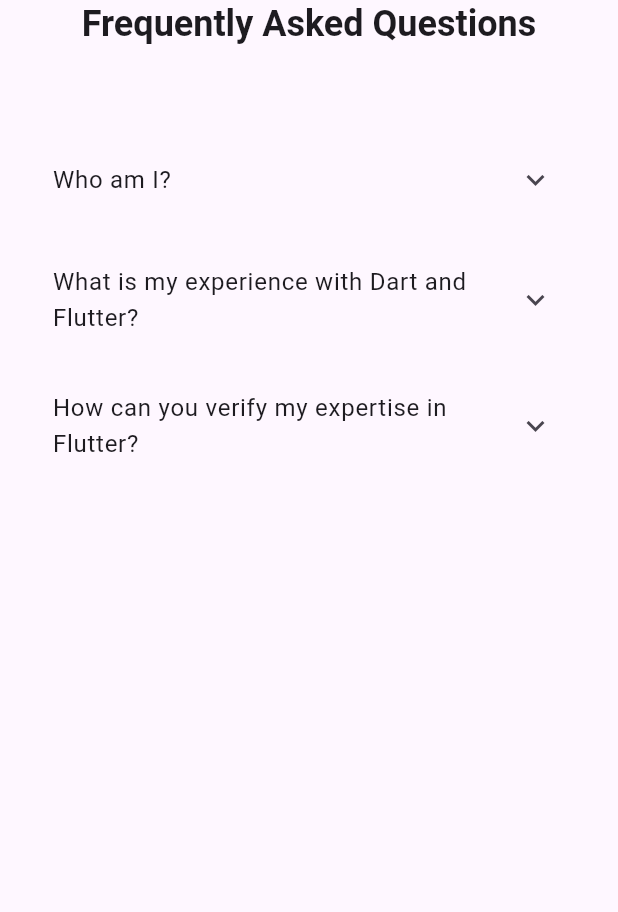
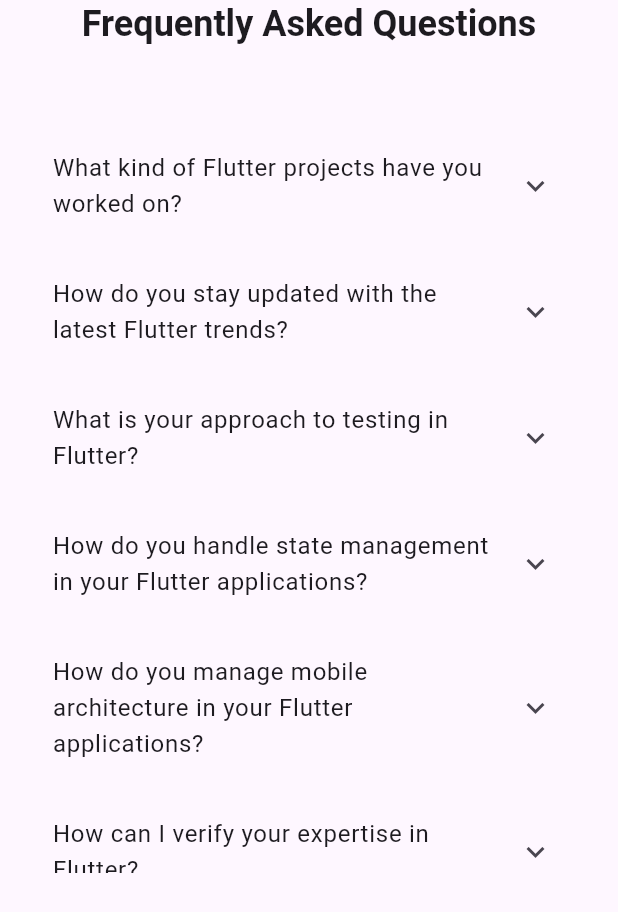
Before and after one commit to hellotasir/tasirrahman_portfolio, a Flutter app: the FaqWidget widget shown alone on an empty page, opened directly, on a phone screen of 412 x 824 dp. Shown: the top 912 px of the screen. Run offline on Flutter 3.47's test engine with Material 3 defaults, Android fonts, the light colour scheme and no system bars.

Commit message:
Final git commit

```diff
--- a/lib/services/faq_service.dart
+++ b/lib/services/faq_service.dart
@@ -5,22 +5,42 @@
     await Future.delayed(const Duration(milliseconds: 500));
     return [
       {
-        'id': '1',
-        'question': 'Who am I?',
-        'answer':
-            'I am Tasir Rahman, a Software Engineer and Entrepreneur focused on building scalable mobile and web applications that solve real-world problems.',
+        "id": "1",
+        "question": "What kind of Flutter projects have you worked on?",
+        "answer":
+            "I have worked on a variety of Flutter projects, including mobile applications, web applications, and cross-platform solutions, with a primary focus on production-grade Flutter mobile apps.",
       },
       {
-        'id': '2',
-        'question': 'What is my experience with Dart and Flutter?',
-        'answer':
-            'I have hands-on experience developing and delivering cross-platform applications with Flutter, including production-grade Android, Windows, and Web apps.',
+        "id": "2",
+        "question": "How do you stay updated with the latest Flutter trends?",
+        "answer":
+            "I stay updated by following official Flutter channels, reading documentation and blogs, watching technical talks and community content, and actively experimenting with new releases and features.",
       },
       {
         "id": "3",
-        "question": "How can you verify my expertise in Flutter?",
+        "question": "What is your approach to testing in Flutter?",
         "answer":
-            "You can review my open-source Flutter portfolio application on GitHub: https://github.com/hellotasir/tasirrahman_portfolio. The project demonstrates real-world Flutter development with clean architecture, proper state management, reusable widgets, and production-ready practices focused on scalability, performance, and maintainability.",
+            "I follow Flutter testing best practices by implementing unit tests for business logic, widget tests for UI behavior, and integration tests to validate complete user flows and app stability.",
+      },
+      {
+        "id": "4",
+        "question":
+            "How do you handle state management in your Flutter applications?",
+        "answer":
+            "I select state management solutions based on project complexity and requirements, using Provider, Riverpod, Bloc, GetX, or Redux to ensure predictable, scalable, and maintainable state handling.",
+      },
+      {
+        "id": "5",
+        "question":
+            "How do you manage mobile architecture in your Flutter applications?",
+        "answer":
+            "I manage mobile architecture by applying Clean Architecture with MVVM and MVC where appropriate, enforcing strict separation between presentation, domain, and data layers. I use modular, feature-based design, dependency injection, and clear contracts to keep business logic independent of the UI.",
+      },
+      {
+        "id": "6",
+        "question": "How can I verify your expertise in Flutter?",
+        "answer":
+            "You can review my open-source Flutter web application on GitHub at https://github.com/hellotasir/tasirrahman_portfolio, which demonstrates real-world architecture, state management, and UI practices.",
       },
     ];
   }
--- a/lib/view/widgets/faq_widget.dart
+++ b/lib/view/widgets/faq_widget.dart
@@ -38,7 +38,7 @@
           Padding(
             padding: const EdgeInsets.all(18.0),
             child: SizedBox(
-              height: 300,
+              height: 500,
               width: 800,
               child: FutureBuilder<List<Faq>>(
                 future: future,
@@ -62,6 +62,7 @@
                           borderRadius: BorderRadius.circular(8),
                         ),
                         child: ExpansionTile(
+                          expandedCrossAxisAlignment: CrossAxisAlignment.start,
                           title: Text(faq.question),
                           children: [
                             Padding(
```
